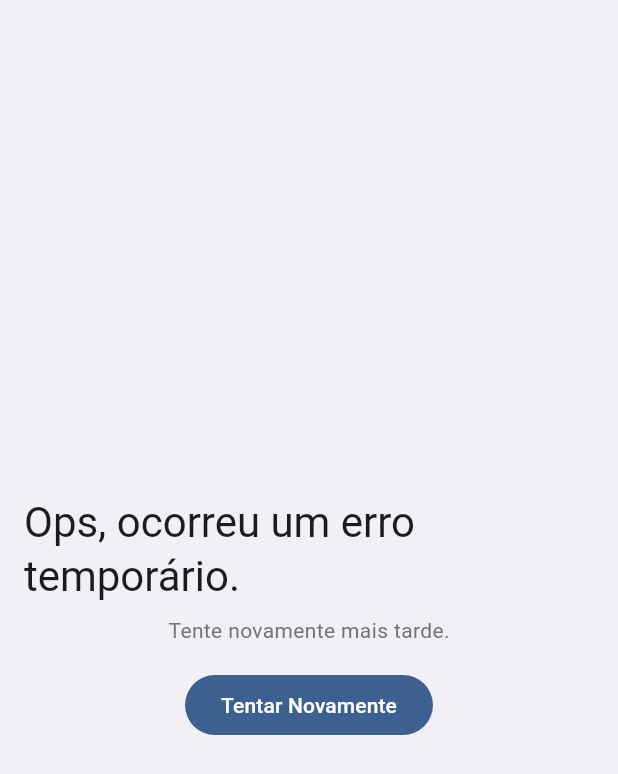
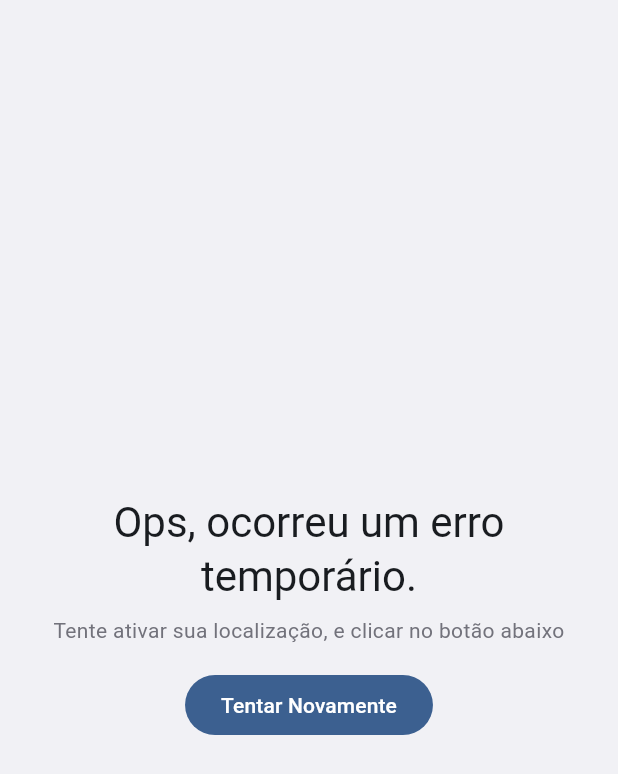
Before and after one commit to eduardohr-muniz/cloudwalk_challenge, a Flutter app: the ErrorDefaultPage screen opened directly with empty values, on a phone screen of 412 x 824 dp. Shown: the top 774 px of the screen. Run offline on Flutter 3.47's test engine with Material 3 defaults, Android fonts, the phone set to English and light mode, and no system bars; our stand-ins replace dio, flutter_map, flutter_modular, geolocator, latlong2, logger and 1 more; missing offline and left inert: dio_cache_interceptor_hive_store, flutter_map_cache; accounts and stored records are empty; statements that could not run were skipped.

Commit message:
chore: zoom_map_network_page_error

```diff
--- a/location_project/lib/src/app_widget.dart
+++ b/location_project/lib/src/app_widget.dart
@@ -8,7 +8,8 @@ class AppWidget extends StatelessWidget {
   @override
   Widget build(BuildContext context) {
     return MaterialApp.router(
-      title: 'Flutter Demo',
+      title: 'Clodwalk Challenge',
+      debugShowCheckedModeBanner: false,
       theme: ThemeCustom.lightTheme,
       routeInformationParser: Modular.routeInformationParser,
       routerDelegate: Modular.routerDelegate,
--- a/location_project/lib/src/modules/home/presenters/components/error_limit_request_api_page.dart
+++ b/location_project/lib/src/modules/home/presenters/components/error_limit_request_api_page.dart
@@ -26,7 +26,7 @@ class ErrorLimitRequestApiPage extends StatelessWidget {
               Sz.i.sizedBoxH,
               Text("Possivel problema:", style: context.textTheme.labelLarge),
               Sz.i.sizedBoxH,
-              Text("Estouramos o limite de requisições da api por minuto.", style: context.textTheme.bodyMedium?.muted(context)),
+              Text("Excedemos o limite de requisições da api por minuto.", style: context.textTheme.bodyMedium?.muted(context)),
               Sz.ii.sizedBoxH,
               FilledButton(
                   onPressed: () {
--- a/location_project/lib/src/core/components/error_default_page.dart
+++ b/location_project/lib/src/modules/home/presenters/components/error_network_page.dart
@@ -18,9 +18,17 @@ class ErrorDefaultPage extends StatelessWidget {
           child: Column(
             mainAxisAlignment: MainAxisAlignment.center,
             children: [
-              Text("Ops, ocorreu um erro temporário.", style: context.textTheme.headlineMedium),
+              Text(
+                "Ops, ocorreu um erro temporário.",
+                style: context.textTheme.headlineMedium,
+                textAlign: TextAlign.center,
+              ),
               Sz.i.sizedBoxH,
-              Text("Tente novamente mais tarde.", style: context.textTheme.bodyMedium?.muted(context)),
+              Text(
+                "Tente ativar sua localização, e clicar no botão abaixo",
+                style: context.textTheme.bodyMedium?.muted(context),
+                textAlign: TextAlign.center,
+              ),
               Sz.ii.sizedBoxH,
               FilledButton(onPressed: onTryAgain, child: const Text('Tentar Novamente')),
             ],
--- a/location_project/lib/src/modules/home/presenters/home_page.dart
+++ b/location_project/lib/src/modules/home/presenters/home_page.dart
@@ -3,7 +3,7 @@ import 'package:dio_cache_interceptor_hive_store/dio_cache_interceptor_hive_stor
 import 'package:flutter/material.dart';
 import 'package:flutter_map/flutter_map.dart';
 import 'package:flutter_modular/flutter_modular.dart';
-import 'package:location_project/src/core/components/error_default_page.dart';
+import 'package:location_project/src/modules/home/presenters/components/error_network_page.dart';
 import 'package:location_project/src/modules/home/aplication/stores/home_store.dart';
 import 'package:location_project/src/modules/home/presenters/components/error_limit_request_api_page.dart';
 import 'package:flutter_map_cache/flutter_map_cache.dart';
```
Also changed, not shown: location_project/lib/src/modules/home/aplication/stores/home_store.dart (+7 -3 lines).
